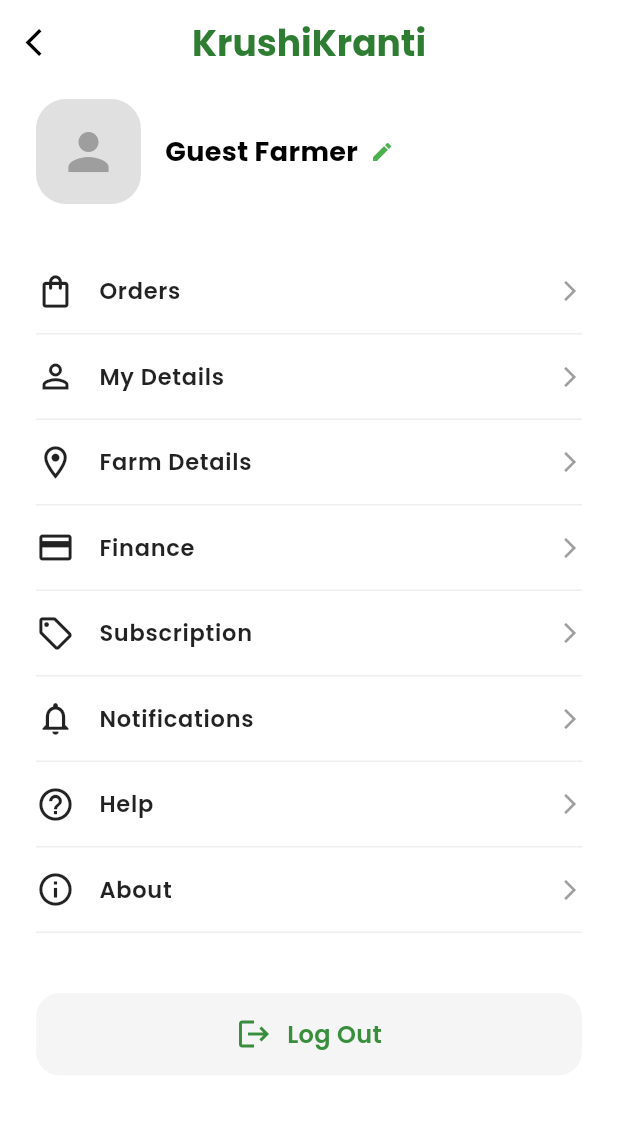
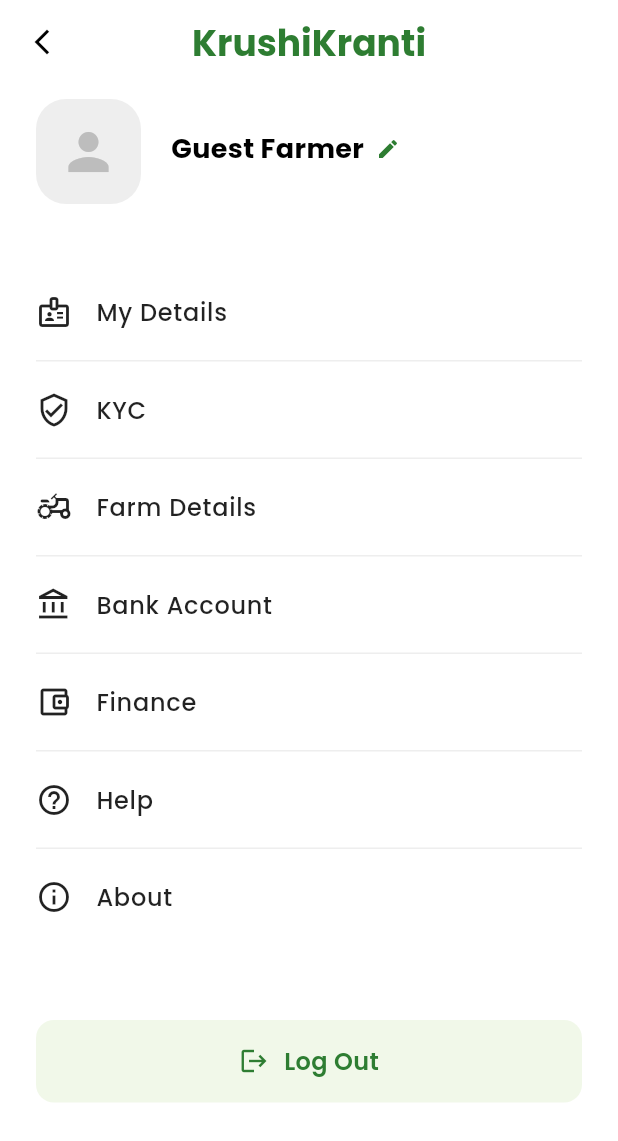
Before and after one commit to AmeyaKhire/KrushiKranti, a Flutter app: the ProfileScreen screen opened by its route, on a phone screen of 412 x 824 dp. Shown: the top 1141 px of the screen. Run offline on Flutter 3.47's test engine with Material 3 defaults, Android fonts, the phone set to English and light mode, and no system bars; our stand-ins replace google_fonts, image_picker, shared_preferences; accounts and stored records are empty.

Commit message:
Updated Profile Screen UI to match new design

```diff
--- a/lib/features/dashboard/screens/profile_screen.dart
+++ b/lib/features/dashboard/screens/profile_screen.dart
@@ -1,4 +1,4 @@
-import 'dart:io'; // ✅ REQUIRED for FileImage
+import 'dart:io';
 import 'package:flutter/material.dart';
 import 'package:google_fonts/google_fonts.dart';
 import '../../../l10n/app_localizations.dart';
@@ -16,8 +16,7 @@ class ProfileScreen extends StatefulWidget {
 class _ProfileScreenState extends State<ProfileScreen> {
   String userName = "Loading...";
   String userEmail = "";
-  String userPhone = "";
-  String userPicPath = ""; // ✅ Variable to hold image path
+  String userPicPath = "";
 
   @override
   void initState() {
@@ -31,7 +30,6 @@ class _ProfileScreenState extends State<ProfileScreen> {
 
       if (mounted) {
         setState(() {
-          // Combine Name
           String first = userData['firstName'] ?? "";
           String last = userData['lastName'] ?? "";
 
@@ -42,8 +40,7 @@ class _ProfileScreenState extends State<ProfileScreen> {
           }
 
           userEmail = userData['email'] ?? "";
-          userPhone = userData['phone'] ?? "";
-          userPicPath = userData['pic'] ?? ""; // ✅ Fetch Image Path
+          userPicPath = userData['pic'] ?? "";
         });
       }
     } catch (e) {
@@ -68,7 +65,7 @@ class _ProfileScreenState extends State<ProfileScreen> {
         elevation: 0,
         centerTitle: true,
         leading: IconButton(
-          icon: const Icon(Icons.arrow_back_ios, color: Colors.black, size: 22),
+          icon: const Icon(Icons.arrow_back_ios_new, color: Colors.black, size: 20),
           onPressed: () => Navigator.pop(context),
         ),
         title: Text(
@@ -76,7 +73,7 @@ class _ProfileScreenState extends State<ProfileScreen> {
           style: GoogleFonts.poppins(
             color: AppColors.brandGreen,
             fontSize: 24,
-            fontWeight: FontWeight.w700,
+            fontWeight: FontWeight.bold,
           ),
         ),
       ),
@@ -85,27 +82,36 @@ class _ProfileScreenState extends State<ProfileScreen> {
         padding: const EdgeInsets.symmetric(horizontal: 24, vertical: 10),
         child: Column(
           children: [
+            // --- 1. PROFILE HEADER ---
             _buildProfileHeader(),
-            const SizedBox(height: 30),
 
-            _buildMenuItem(Icons.shopping_bag_outlined, l10n.orders, onTap: () {}),
+            const SizedBox(height: 40), // Increased spacing
+
+            // --- 2. MENU LIST ---
+            _buildMenuItem(Icons.badge_outlined, l10n.myDetails, onTap: () {}),
             _buildDivider(),
-            _buildMenuItem(Icons.person_outline, l10n.myDetails, onTap: () {}),
+
+            _buildMenuItem(Icons.verified_user_outlined, l10n.kyc, onTap: () {}),
             _buildDivider(),
-            _buildMenuItem(Icons.location_on_outlined, l10n.farmDetails, onTap: () {}),
+
+            _buildMenuItem(Icons.agriculture_outlined, l10n.farmDetails, onTap: () {}),
             _buildDivider(),
-            _buildMenuItem(Icons.payment, l10n.finance, onTap: () {}),
+
+            // ✅ CHANGED: Used standard Bank Icon instead of Bag
+            _buildMenuItem(Icons.account_balance_outlined, l10n.bankAccount, onTap: () {}),
             _buildDivider(),
-            _buildMenuItem(Icons.local_offer_outlined, l10n.subscription, onTap: () {}),
+
+            _buildMenuItem(Icons.account_balance_wallet_outlined, l10n.finance, onTap: () {}),
             _buildDivider(),
-            _buildMenuItem(Icons.notifications_none, l10n.notifications, onTap: () {}),
-            _buildDivider(),
+
             _buildMenuItem(Icons.help_outline, l10n.help, onTap: () {}),
             _buildDivider(),
+
             _buildMenuItem(Icons.info_outline, l10n.about, onTap: () {}),
-            _buildDivider(),
 
-            const SizedBox(height: 40),
+            const SizedBox(height: 50), // Increased spacing before logout
+
+            // --- 3. LOGOUT BUTTON ---
             _buildLogoutButton(context, l10n),
             const SizedBox(height: 50),
           ],
@@ -115,18 +121,17 @@ class _ProfileScreenState extends State<ProfileScreen> {
   }
 
   Widget _buildProfileHeader() {
-    // ✅ LOGIC: Check if file exists on phone
     bool hasImage = userPicPath.isNotEmpty && File(userPicPath).existsSync();
 
     return Row(
       children: [
+        // Avatar Box
         Container(
           width: 70,
           height: 70,
           decoration: BoxDecoration(
-            color: Colors.grey.shade300,
+            color: Colors.grey.shade200,
             borderRadius: BorderRadius.circular(20),
-            // ✅ DISPLAY IMAGE IF AVAILABLE
             image: hasImage
               ? DecorationImage(
                   image: FileImage(File(userPicPath)),
@@ -134,13 +139,13 @@ class _ProfileScreenState extends State<ProfileScreen> {
                 )
               : null,
           ),
-          // Show Icon if no image
           child: !hasImage
-              ? const Icon(Icons.person, size: 40, color: Colors.grey)
+              ? Icon(Icons.person, size: 40, color: Colors.grey.shade400)
               : null,
         ),
-        const SizedBox(width: 16),
+        const SizedBox(width: 20), // Increased gap
 
+        // Name & Info
         Expanded(
           child: Column(
             crossAxisAlignment: CrossAxisAlignment.start,
@@ -152,32 +157,25 @@ class _ProfileScreenState extends State<ProfileScreen> {
                       userName,
                       style: GoogleFonts.poppins(
                         fontSize: 18,
-                        fontWeight: FontWeight.w700,
+                        fontWeight: FontWeight.bold,
                         color: Colors.black,
                       ),
                       overflow: TextOverflow.ellipsis,
                     ),
                   ),
                   const SizedBox(width: 8),
-                  const Icon(Icons.edit, size: 16, color: Colors.green),
+                  const Icon(Icons.edit, size: 16, color: AppColors.brandGreen),
                 ],
               ),
+              const SizedBox(height: 4),
               if (userEmail.isNotEmpty)
                 Text(
                   userEmail,
                   style: GoogleFonts.poppins(
-                    fontSize: 13,
+                    fontSize: 12,
                     color: Colors.grey,
                   ),
                   overflow: TextOverflow.ellipsis,
-                ),
-              if (userPhone.isNotEmpty)
-                Text(
-                  userPhone,
-                  style: GoogleFonts.poppins(
-                    fontSize: 12,
-                    color: Colors.grey,
-                  ),
                 ),
             ],
           ),
@@ -189,22 +187,22 @@ class _ProfileScreenState extends State<ProfileScreen> {
   Widget _buildMenuItem(IconData icon, String title, {required VoidCallback onTap}) {
     return ListTile(
       onTap: onTap,
-      contentPadding: EdgeInsets.zero,
-      leading: Icon(icon, color: Colors.black87, size: 26),
+      contentPadding: const EdgeInsets.symmetric(vertical: 4), // ✅ Added padding for breathing room
+      leading: Icon(icon, color: Colors.black87, size: 24),
       title: Text(
         title,
         style: GoogleFonts.poppins(
-          fontSize: 15,
-          fontWeight: FontWeight.w600,
+          fontSize: 16, // Slightly larger font
+          fontWeight: FontWeight.w500,
           color: Colors.black87,
         ),
       ),
-      trailing: const Icon(Icons.arrow_forward_ios, size: 16, color: Colors.grey),
+      // Design keeps it simple without trailing arrows, matching your screenshot
     );
   }
 
   Widget _buildDivider() {
-    return Divider(color: Colors.grey.shade200, height: 1, thickness: 1);
+    return const Divider(color: Color(0xFFEEEEEE), height: 1, thickness: 1);
   }
 
   Widget _buildLogoutButton(BuildContext context, AppLocalizations l10n) {
@@ -220,20 +218,20 @@ class _ProfileScreenState extends State<ProfileScreen> {
       },
       child: Container(
         width: double.infinity,
-        height: 55,
+        padding: const EdgeInsets.symmetric(vertical: 16),
         decoration: BoxDecoration(
-          color: Colors.grey.shade100,
-          borderRadius: BorderRadius.circular(16),
+          color: const Color(0xFFF1F8E9),
+          borderRadius: BorderRadius.circular(12),
         ),
         child: Row(
           mainAxisAlignment: MainAxisAlignment.center,
           children: [
-            Icon(Icons.logout, color: Colors.green.shade700),
+            const Icon(Icons.logout, color: AppColors.brandGreen, size: 20),
             const SizedBox(width: 10),
             Text(
               l10n.logout,
               style: GoogleFonts.poppins(
-                color: Colors.green.shade700,
+                color: AppColors.brandGreen,
                 fontWeight: FontWeight.w600,
                 fontSize: 16,
               ),
--- a/lib/l10n/app_localizations.dart
+++ b/lib/l10n/app_localizations.dart
@@ -909,6 +909,18 @@ abstract class AppLocalizations {
   /// In en, this message translates to:
   /// **'Weigh may be different due to moisture & sorting'**
   String get weighNote;
+
+  /// No description provided for @kyc.
+  ///
+  /// In en, this message translates to:
+  /// **'KYC'**
+  String get kyc;
+
+  /// No description provided for @bankAccount.
+  ///
+  /// In en, this message translates to:
+  /// **'Bank Account'**
+  String get bankAccount;
 }
 
 class _AppLocalizationsDelegate
--- a/lib/l10n/app_localizations_en.dart
+++ b/lib/l10n/app_localizations_en.dart
@@ -414,4 +414,10 @@ class AppLocalizationsEn extends AppLocalizations {
 
   @override
   String get weighNote => 'Weigh may be different due to moisture & sorting';
+
+  @override
+  String get kyc => 'KYC';
+
+  @override
+  String get bankAccount => 'Bank Account';
 }
```
Also changed, not shown: lib/l10n/app_en.arb (+10 -1 lines), lib/l10n/app_hi.arb (+10 -1 lines), lib/l10n/app_localizations_hi.dart (+7 -1 lines), lib/l10n/app_localizations_mr.dart (+9 -3 lines), lib/l10n/app_mr.arb (+10 -1 lines).
